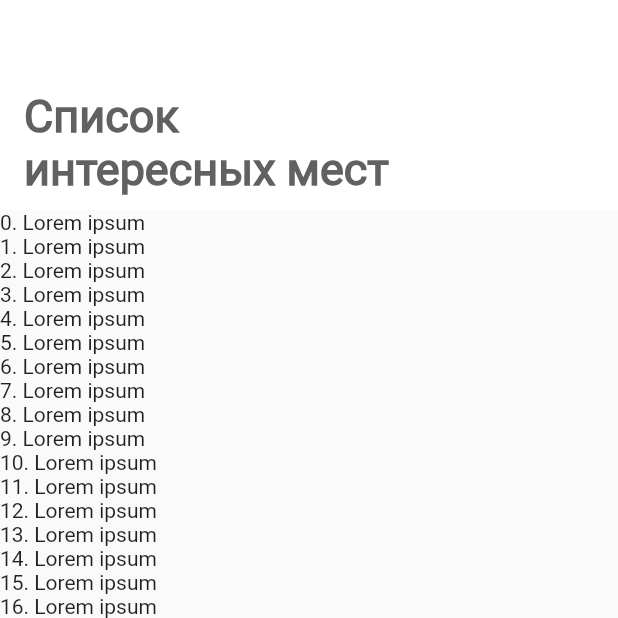
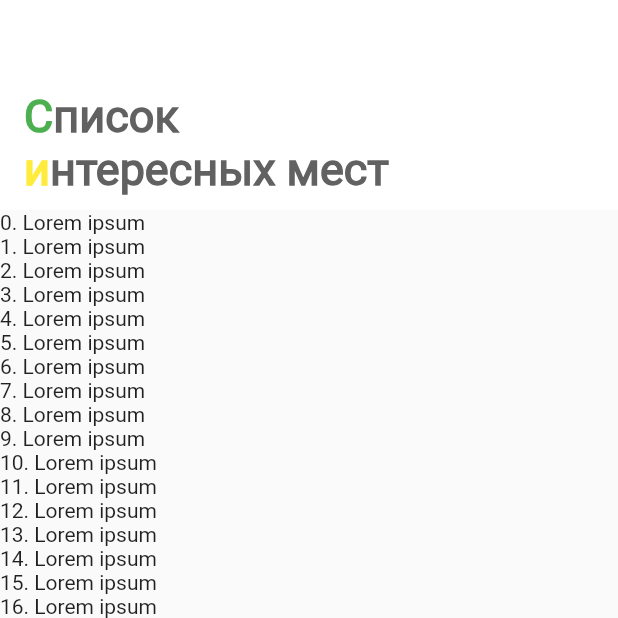
Before and after one commit to aadomin/places, a Flutter app: the screen it shows after launch, on a phone screen of 412 x 824 dp, the top half of it. Run offline on Flutter 3.47's test engine with Material 2 defaults, Android fonts, the phone set to English and light mode, and no system bars.

Commit message:
widget RichText and TextSpan

```diff
--- a/lib/ui/screen/sight_list_screen.dart
+++ b/lib/ui/screen/sight_list_screen.dart
@@ -18,14 +18,36 @@ class _SightListScreenState extends State<SightListScreen> {
           child: SizedBox(
             width: 250,
             height: 80,
-            child: Text(
-              'Список интересных мест',
-              maxLines: 2,
-              style: TextStyle(
-                fontSize: 30,
-                fontWeight: FontWeight.bold,
-                color: Colors.grey.shade700,
-              ),
+            child: RichText(
+              text: TextSpan(children: [
+                TextSpan(
+                  style: TextStyle(
+                    fontSize: 30,
+                    fontWeight: FontWeight.bold,
+                    color: Colors.grey.shade700,
+                  ),
+                  children: [
+                    TextSpan(
+                      text: 'С',
+                      style: TextStyle(
+                        color: Colors.green,
+                      ),
+                    ),
+                    TextSpan(
+                      text: 'писок ',
+                    ),
+                    TextSpan(
+                      text: 'и',
+                      style: TextStyle(
+                        color: Colors.yellow,
+                      ),
+                    ),
+                    TextSpan(
+                      text: 'нтересных мест',
+                    ),
+                  ],
+                ),
+              ]),
             ),
           ),
         ),
```
